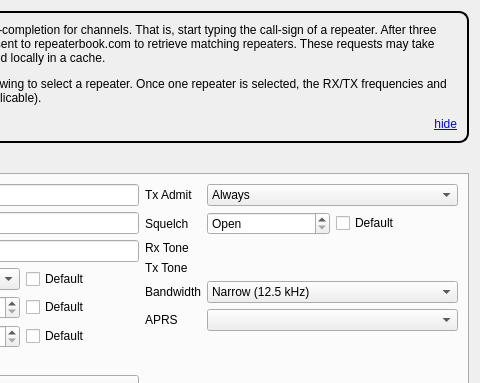
Above: src/analogchanneldialog.ui from hmatuschek/qdmr before the change; both pictures show x 197 to 677 and y 0 to 383 of the 677 by 499 pixel window. Below: the same form after it.
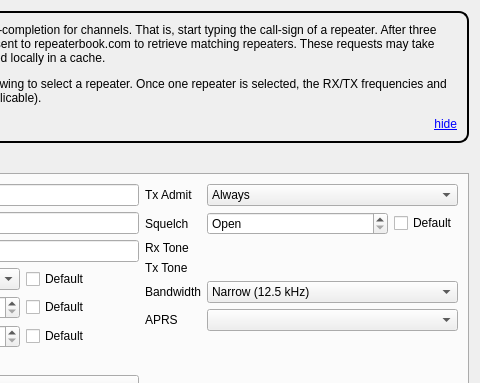
That is the form after the change. Custom widgets are drawn as their Qt base class.

Patch:
```diff
--- a/src/analogchanneldialog.ui
+++ b/src/analogchanneldialog.ui
@@ -309,6 +309,12 @@
           <layout class="QHBoxLayout" name="horizontalLayout_9">
            <item>
             <widget class="QSpinBox" name="squelchValue">
+             <property name="sizePolicy">
+              <sizepolicy hsizetype="MinimumExpanding" vsizetype="Fixed">
+               <horstretch>0</horstretch>
+               <verstretch>0</verstretch>
+              </sizepolicy>
+             </property>
              <property name="specialValueText">
               <string>Open</string>
              </property>
```
Left out of the diff: 10 changed lines with no effect on the pictures.
